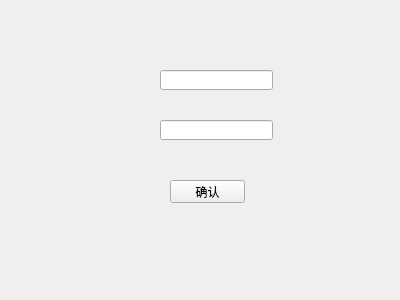
Before: the Qt Designer form WeNoChat/password.ui in CladernyJorn/WeNoChat, drawn with Qt 5.
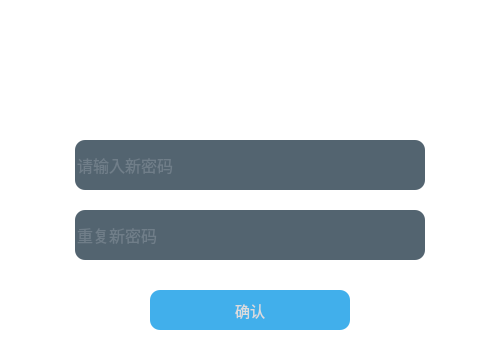
After: the same form once the commit is applied. Icons and pictures are not drawn.

Patch:
```diff
--- a/WeNoChat/password.ui
+++ b/WeNoChat/password.ui
@@ -6,45 +6,211 @@
    <rect>
     <x>0</x>
     <y>0</y>
-    <width>400</width>
-    <height>300</height>
+    <width>500</width>
+    <height>350</height>
    </rect>
   </property>
   <property name="windowTitle">
    <string>Form</string>
   </property>
-  <widget class="QLineEdit" name="passw">
+  <property name="styleSheet">
+   <string notr="true">*{
+background:rgb(255, 255, 255);
+font-size:15px;
+font-style:MingLiU-ExtB;
+}
+QFrame{
+border:sold 10px rgba(0,0,0);
+background-image: url(:/assets/loginbackground.png);
+}
+QLineEdit{
+color:#8d98a1;
+background-color:rgba(64, 83, 97, 230);
+font-size:16px;
+border-style:outset;
+border-radius:10px;
+font-style:MingLiU-ExtB;
+}
+QLineEdit:hover{
+color:#8d98a1;
+background-color:rgba(64, 83, 97, 80);
+font-size:16px;
+border-style:outset;
+border-radius:10px;
+font-style:MingLiU-ExtB;
+}
+QLineEdit:focus{
+color:#8d98a1;
+background-color:rgba(64, 83, 97, 180);
+font-size:16px;
+border-style:outset;
+border-radius:10px;
+font-style:MingLiU-ExtB;
+}
+
+QPushButton{
+background:rgb(65, 175, 235);
+color:rgb(220, 220, 220);
+border-style:outset;
+border-radius:10px;
+font-style:MingLiU-ExtB;
+}
+QPushButton:hover{
+background-color:rgba(80, 190, 250,130);
+border-style:inset;
+font-style:MingLiU-ExtB;
+}
+QPushButton:pressed{
+background-color:rgba(80, 190, 250,255);
+border-style:inset;
+font-style:MingLiU-ExtB;
+}
+
+QPushButton#hideButton{
+background: rgba(255, 255, 255, 0);
+color: rgb(255, 255, 255);
+font-style:MingLiU-ExtB;
+}
+QPushButton#hideButton:hover{
+background: rgba(212, 212, 212, 100);
+color: rgb(255, 255, 255);
+font-style:MingLiU-ExtB;
+}
+QPushButton#hideButton:pressed{
+background: rgba(212, 212, 212, 255);
+color: rgb(255, 255, 255);
+font-style:MingLiU-ExtB;
+}
+QPushButton#closeButton{
+background: rgba(255, 255, 255, 0);
+color: rgb(255, 255, 255);
+font-style:MingLiU-ExtB;
+}
+QPushButton#closeButton:hover{
+background: rgba(255, 0, 0, 100);
+color: rgb(255, 255, 255);
+font-style:MingLiU-ExtB;
+}
+QPushButton#closeButton:pressed{
+background: rgba(255, 0, 0, 255);
+color: rgb(255, 255, 255);
+font-style:MingLiU-ExtB;
+}
+QCheckBox{
+background:rgba(85,170,255,0);
+color:white;
+font-style:MingLiU-ExtB;
+}
+QLabel{
+background:rgba(85,170,255,0);
+color:white;
+font-style:MingLiU-ExtB;
+font-size:14px;
+}
+</string>
+  </property>
+  <widget class="QFrame" name="frame">
    <property name="geometry">
     <rect>
-     <x>160</x>
-     <y>70</y>
-     <width>113</width>
-     <height>20</height>
+     <x>0</x>
+     <y>0</y>
+     <width>500</width>
+     <height>350</height>
     </rect>
    </property>
-  </widget>
-  <widget class="QLineEdit" name="passw_2">
-   <property name="geometry">
-    <rect>
-     <x>160</x>
-     <y>120</y>
-     <width>113</width>
-     <height>20</height>
-    </rect>
+   <property name="frameShape">
+    <enum>QFrame::StyledPanel</enum>
    </property>
-  </widget>
-  <widget class="QPushButton" name="confirm">
-   <property name="geometry">
-    <rect>
-     <x>170</x>
-     <y>180</y>
-     <width>75</width>
-     <height>23</height>
-    </rect>
+   <property name="frameShadow">
+    <enum>QFrame::Raised</enum>
    </property>
-   <property name="text">
-    <string>确认</string>
-   </property>
+   <widget class="QPushButton" name="confirm">
+    <property name="geometry">
+     <rect>
+      <x>150</x>
+      <y>290</y>
+      <width>200</width>
+      <height>40</height>
+     </rect>
+    </property>
+    <property name="text">
+     <string>确认</string>
+    </property>
+   </widget>
+   <widget class="QPushButton" name="closeButton">
+    <property name="enabled">
+     <bool>true</bool>
+    </property>
+    <property name="geometry">
+     <rect>
+      <x>470</x>
+      <y>0</y>
+      <width>31</width>
+      <height>28</height>
+     </rect>
+    </property>
+    <property name="text">
+     <string>×</string>
+    </property>
+   </widget>
+   <widget class="QLineEdit" name="passw">
+    <property name="geometry">
+     <rect>
+      <x>75</x>
+      <y>140</y>
+      <width>350</width>
+      <height>50</height>
+     </rect>
+    </property>
+    <property name="text">
+     <string/>
+    </property>
+    <property name="placeholderText">
+     <string>请输入新密码</string>
+    </property>
+   </widget>
+   <widget class="QLineEdit" name="passw_2">
+    <property name="geometry">
+     <rect>
+      <x>75</x>
+      <y>210</y>
+      <width>350</width>
+      <height>50</height>
+     </rect>
+    </property>
+    <property name="text">
+     <string/>
+    </property>
+    <property name="placeholderText">
+     <string>重复新密码</string>
+    </property>
+   </widget>
+   <widget class="QPushButton" name="hideButton">
+    <property name="geometry">
+     <rect>
+      <x>440</x>
+      <y>0</y>
+      <width>31</width>
+      <height>28</height>
+     </rect>
+    </property>
+    <property name="text">
+     <string>—</string>
+    </property>
+   </widget>
+   <widget class="QLabel" name="label">
+    <property name="geometry">
+     <rect>
+      <x>125</x>
+      <y>40</y>
+      <width>250</width>
+      <height>91</height>
+     </rect>
+    </property>
+    <property name="text">
+     <string>&lt;html&gt;&lt;head/&gt;&lt;body&gt;&lt;p align=&quot;center&quot;&gt;&lt;span style=&quot; font-size:26pt; font-weight:600;&quot;&gt;找回密码&lt;/span&gt;&lt;/p&gt;&lt;p align=&quot;center&quot;&gt;设置新密码&lt;/p&gt;&lt;/body&gt;&lt;/html&gt;</string>
+    </property>
+   </widget>
   </widget>
  </widget>
  <resources/>
```
